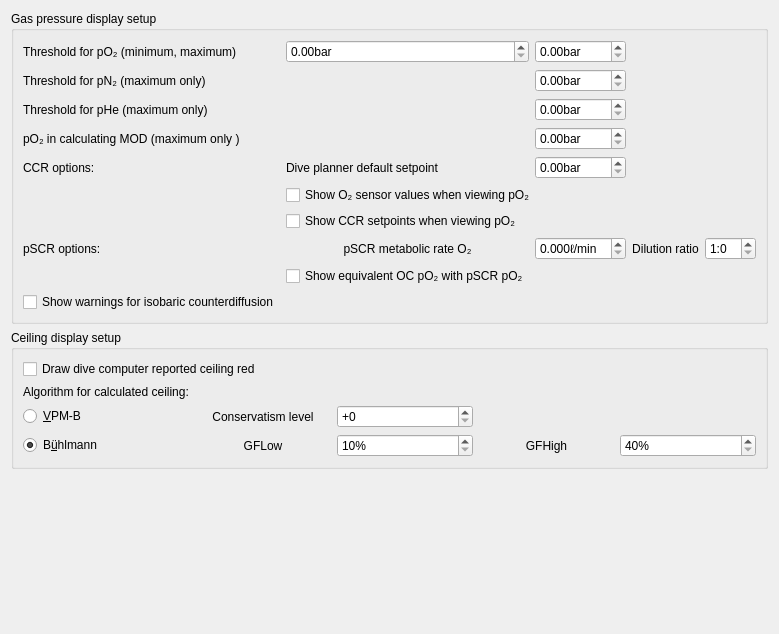
subsurface/subsurface, file desktop-widgets/preferences/preferences_graph.ui: the form before one commit.
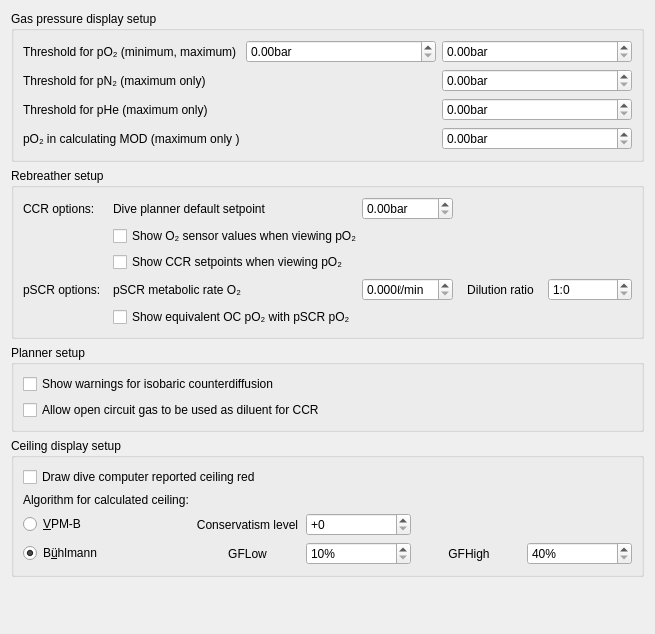
The form after the commit.

Commit message: Planner: Improve Gas Handling in CCR Mode.

```diff
--- a/desktop-widgets/preferences/preferences_graph.ui
+++ b/desktop-widgets/preferences/preferences_graph.ui
@@ -125,21 +125,30 @@
         </property>
        </widget>
       </item>
-      <item row="4" column="0">
+     </layout>
+    </widget>
+   </item>
+   <item>
+    <widget class="QGroupBox" name="groupBox_5">
+     <property name="title">
+      <string>Rebreather setup</string>
+     </property>
+     <layout class="QGridLayout" name="gridLayout_2">
+      <item row="0" column="0">
        <widget class="QLabel" name="label_26">
         <property name="text">
          <string>CCR options:</string>
         </property>
        </widget>
       </item>
-      <item row="4" column="1">
+      <item row="0" column="1">
        <widget class="QLabel" name="label_27">
         <property name="text">
          <string>Dive planner default setpoint</string>
         </property>
        </widget>
       </item>
-      <item row="4" column="2">
+      <item row="0" column="2">
        <widget class="QDoubleSpinBox" name="defaultSetpoint">
         <property name="suffix">
          <string>bar</string>
@@ -155,38 +164,35 @@
         </property>
        </widget>
       </item>
-      <item row="5" column="1" colspan="2">
+      <item row="1" column="1" colspan="2">
        <widget class="QCheckBox" name="show_ccr_sensors">
         <property name="text">
          <string>Show O₂ sensor values when viewing pO₂</string>
         </property>
        </widget>
       </item>
-      <item row="6" column="1" colspan="2">
+      <item row="2" column="1" colspan="2">
        <widget class="QCheckBox" name="show_ccr_setpoint">
         <property name="text">
          <string>Show CCR setpoints when viewing pO₂</string>
         </property>
        </widget>
       </item>
-      <item row="7" column="0">
+      <item row="3" column="0">
        <widget class="QLabel" name="pSCR">
         <property name="text">
          <string>pSCR options:</string>
         </property>
        </widget>
       </item>
-      <item row="7" column="1">
+      <item row="3" column="1">
        <widget class="QLabel" name="MetabolicRate">
         <property name="text">
          <string>pSCR metabolic rate O₂</string>
         </property>
-        <property name="alignment">
-         <set>Qt::AlignCenter</set>
-        </property>
        </widget>
       </item>
-      <item row="7" column="2">
+      <item row="3" column="2">
        <widget class="QDoubleSpinBox" name="psro2rate">
         <property name="suffix">
          <string>ℓ/min</string>
@@ -196,7 +202,7 @@
         </property>
        </widget>
       </item>
-      <item row="7" column="3">
+      <item row="3" column="3">
        <widget class="QLabel" name="label_28">
         <property name="text">
          <string>Dilution ratio</string>
@@ -206,7 +212,7 @@
         </property>
        </widget>
       </item>
-      <item row="7" column="4">
+      <item row="3" column="4">
        <widget class="QSpinBox" name="pscrfactor">
         <property name="suffix">
          <string/>
@@ -216,29 +222,45 @@
         </property>
        </widget>
       </item>
-      <item row="8" column="1">
+      <item row="4" column="1">
        <widget class="QCheckBox" name="show_scr_ocpo2">
         <property name="text">
          <string>Show equivalent OC pO₂ with pSCR pO₂</string>
         </property>
        </widget>
       </item>
-      <item row="9" column="0">
+     </layout>
+    </widget>
+   </item>
+   <item>
+    <widget class="QGroupBox" name="groupBox_6">
+     <property name="title">
+      <string>Planner setup</string>
+     </property>
+     <layout class="QGridLayout" name="gridLayout_3">
+      <item row="0" column="0">
        <widget class="QCheckBox" name="show_icd">
         <property name="text">
          <string>Show warnings for isobaric counterdiffusion</string>
         </property>
        </widget>
       </item>
+      <item row="1" column="0">
+       <widget class="QCheckBox" name="allowOcGasAsDiluent">
+        <property name="text">
+         <string>Allow open circuit gas to be used as diluent for CCR</string>
+        </property>
+       </widget>
+      </item>
      </layout>
     </widget>
    </item>
    <item>
-    <widget class="QGroupBox" name="groupBox_5">
+    <widget class="QGroupBox" name="groupBox_7">
      <property name="title">
       <string>Ceiling display setup</string>
      </property>
-     <layout class="QGridLayout" name="gridLayout_3">
+     <layout class="QGridLayout" name="gridLayout_4">
       <item row="3" column="3">
        <widget class="QLabel" name="label_GFhigh">
         <property name="text">
```
Left out of the diff: 2 changed lines with no effect on the pictures. The commit also changes 68 other files.
